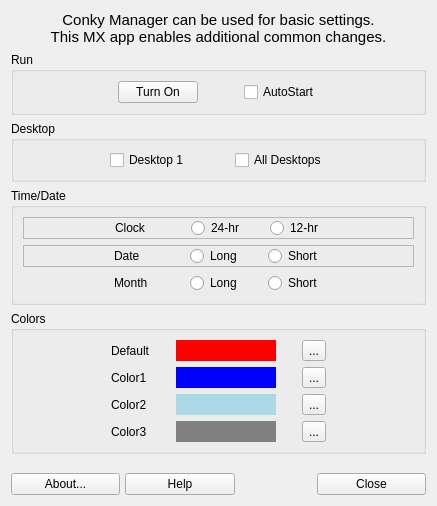
First picture: the form in mainwindow.ui, repository AdrianTM/mx-conky, before the edit.
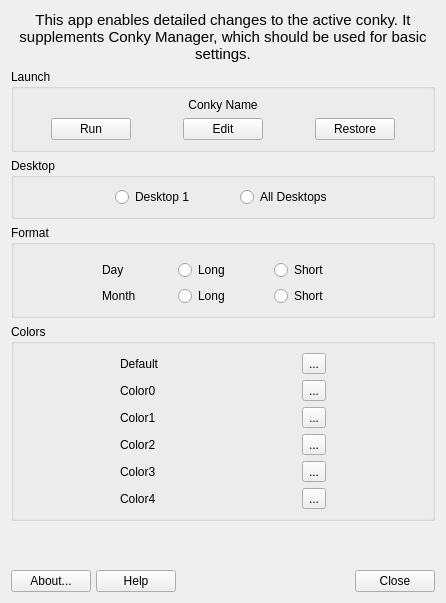
Second picture: the form after the edit. Icons and pictures are not drawn.

The edit to the form file:
```diff
--- a/mainwindow.ui
+++ b/mainwindow.ui
@@ -6,8 +6,8 @@
    <rect>
     <x>0</x>
     <y>0</y>
-    <width>437</width>
-    <height>506</height>
+    <width>446</width>
+    <height>603</height>
    </rect>
   </property>
   <property name="windowTitle">
@@ -17,7 +17,11 @@
    <item>
     <widget class="QLabel" name="label">
      <property name="text">
-      <string>&lt;html&gt;&lt;head/&gt;&lt;body&gt;&lt;p align=&quot;center&quot;&gt;&lt;span style=&quot; font-size:11pt;&quot;&gt;Conky Manager can be used for basic settings. &lt;br/&gt;This MX app enables additional common changes.&lt;/span&gt;&lt;/p&gt;&lt;/body&gt;&lt;/html&gt;</string>
+      <string>&lt;!DOCTYPE HTML PUBLIC &quot;-//W3C//DTD HTML 4.0//EN&quot; &quot;http://www.w3.org/TR/REC-html40/strict.dtd&quot;&gt;
+&lt;html&gt;&lt;head&gt;&lt;meta name=&quot;qrichtext&quot; content=&quot;1&quot; /&gt;&lt;style type=&quot;text/css&quot;&gt;
+p, li { white-space: pre-wrap; }
+&lt;/style&gt;&lt;/head&gt;&lt;body style=&quot; font-family:'Droid Sans'; font-size:10pt; font-weight:400; font-style:normal;&quot;&gt;
+&lt;p align=&quot;center&quot; style=&quot; margin-top:0px; margin-bottom:0px; margin-left:0px; margin-right:0px; -qt-block-indent:0; text-indent:0px;&quot;&gt;&lt;span style=&quot; font-size:11pt;&quot;&gt;This app enables detailed changes to the active conky. It supplements Conky Manager, which should be used for basic settings.&lt;/span&gt;&lt;/p&gt;&lt;/body&gt;&lt;/html&gt;</string>
      </property>
      <property name="textFormat">
       <enum>Qt::RichText</enum>
@@ -33,7 +37,7 @@
    <item>
     <widget class="QGroupBox" name="groupBoxRun">
      <property name="title">
-      <string>Run</string>
+      <string>Launch</string>
      </property>
      <property name="flat">
       <bool>false</bool>
@@ -41,37 +45,27 @@
      <property name="checkable">
       <bool>false</bool>
      </property>
-     <layout class="QHBoxLayout" name="horizontalLayout">
-      <item>
-       <spacer name="horizontalSpacer_18">
-        <property name="orientation">
-         <enum>Qt::Horizontal</enum>
-        </property>
-        <property name="sizeHint" stdset="0">
-         <size>
-          <width>40</width>
-          <height>20</height>
-         </size>
-        </property>
-       </spacer>
-      </item>
-      <item>
-       <widget class="QPushButton" name="pushButtonToggleOn">
+     <layout class="QGridLayout" name="gridLayout_3">
+      <item row="1" column="1">
+       <widget class="QPushButton" name="buttonToggleOn">
         <property name="text">
-         <string>Turn On</string>
+         <string>Run</string>
+        </property>
+        <property name="icon">
+         <iconset theme="start"/>
         </property>
         <property name="autoDefault">
          <bool>false</bool>
         </property>
        </widget>
       </item>
-      <item>
+      <item row="1" column="2">
        <spacer name="horizontalSpacer_10">
         <property name="orientation">
          <enum>Qt::Horizontal</enum>
         </property>
         <property name="sizeType">
-         <enum>QSizePolicy::Minimum</enum>
+         <enum>QSizePolicy::Expanding</enum>
         </property>
         <property name="sizeHint" stdset="0">
          <size>
@@ -81,14 +75,59 @@
         </property>
        </spacer>
       </item>
-      <item>
-       <widget class="QCheckBox" name="checkBoxAutoStart">
+      <item row="1" column="4">
+       <spacer name="horizontalSpacer">
+        <property name="orientation">
+         <enum>Qt::Horizontal</enum>
+        </property>
+        <property name="sizeHint" stdset="0">
+         <size>
+          <width>40</width>
+          <height>20</height>
+         </size>
+        </property>
+       </spacer>
+      </item>
+      <item row="1" column="0">
+       <spacer name="horizontalSpacer_18">
+        <property name="orientation">
+         <enum>Qt::Horizontal</enum>
+        </property>
+        <property name="sizeHint" stdset="0">
+         <size>
+          <width>20</width>
+          <height>20</height>
+         </size>
+        </property>
+       </spacer>
+      </item>
+      <item row="1" column="5">
+       <widget class="QPushButton" name="buttonRestore">
         <property name="text">
-         <string>AutoStart</string>
+         <string>Restore</string>
         </property>
+        <property name="icon">
+         <iconset theme="reload"/>
+        </property>
+        <property name="autoDefault">
+         <bool>false</bool>
+        </property>
        </widget>
       </item>
-      <item>
+      <item row="1" column="3">
+       <widget class="QPushButton" name="buttonEdit">
+        <property name="text">
+         <string>Edit</string>
+        </property>
+        <property name="icon">
+         <iconset theme="edit"/>
+        </property>
+        <property name="autoDefault">
+         <bool>false</bool>
+        </property>
+       </widget>
+      </item>
+      <item row="1" column="6">
        <spacer name="horizontalSpacer_3">
         <property name="orientation">
          <enum>Qt::Horizontal</enum>
@@ -98,12 +137,22 @@
         </property>
         <property name="sizeHint" stdset="0">
          <size>
-          <width>40</width>
+          <width>20</width>
           <height>20</height>
          </size>
         </property>
        </spacer>
       </item>
+      <item row="0" column="1" colspan="5">
+       <widget class="QLabel" name="labelConkyName">
+        <property name="text">
+         <string>Conky Name</string>
+        </property>
+        <property name="alignment">
+         <set>Qt::AlignCenter</set>
+        </property>
+       </widget>
+      </item>
      </layout>
     </widget>
    </item>
@@ -127,7 +176,7 @@
        </spacer>
       </item>
       <item>
-       <widget class="QCheckBox" name="checkBoxDesktop1">
+       <widget class="QRadioButton" name="radioDesktop1">
         <property name="text">
          <string>Desktop 1</string>
         </property>
@@ -150,7 +199,7 @@
        </spacer>
       </item>
       <item>
-       <widget class="QCheckBox" name="checkBoxAllDesktops">
+       <widget class="QRadioButton" name="radioAllDesktops">
         <property name="text">
          <string>All Desktops</string>
         </property>
@@ -178,13 +227,13 @@
    <item>
     <widget class="QGroupBox" name="groupBoxTime">
      <property name="title">
-      <string>Time/Date</string>
+      <string>Format</string>
      </property>
      <layout class="QGridLayout" name="gridLayout">
       <item row="2" column="0" rowspan="3" colspan="6">
        <widget class="QFrame" name="frameDay">
         <property name="frameShape">
-         <enum>QFrame::StyledPanel</enum>
+         <enum>QFrame::NoFrame</enum>
         </property>
         <property name="frameShadow">
          <enum>QFrame::Plain</enum>
@@ -230,7 +279,7 @@
             </size>
            </property>
            <property name="text">
-            <string>Date</string>
+            <string>Day</string>
            </property>
           </widget>
          </item>
@@ -252,6 +301,12 @@
          </item>
          <item>
           <widget class="QRadioButton" name="radioButtonDayLong">
+           <property name="minimumSize">
+            <size>
+             <width>70</width>
+             <height>0</height>
+            </size>
+           </property>
            <property name="text">
             <string>Long</string>
            </property>
@@ -275,6 +330,15 @@
          </item>
          <item>
           <widget class="QRadioButton" name="radioButtonDayShort">
+           <property name="minimumSize">
+            <size>
+             <width>70</width>
+             <height>0</height>
+            </size>
+           </property>
+           <property name="toolTip">
+            <string>Abbreviated name, e.g. Tu</string>
+           </property>
            <property name="text">
             <string>Short</string>
            </property>
@@ -367,6 +431,12 @@
          </item>
          <item>
           <widget class="QRadioButton" name="radioButtonMonthLong">
+           <property name="minimumSize">
+            <size>
+             <width>70</width>
+             <height>0</height>
+            </size>
+           </property>
            <property name="text">
             <string>Long</string>
            </property>
@@ -390,6 +460,15 @@
          </item>
          <item>
           <widget class="QRadioButton" name="radioButtonMonthShort">
+           <property name="minimumSize">
+            <size>
+             <width>70</width>
+             <height>0</height>
+            </size>
+           </property>
+           <property name="toolTip">
+            <string>Abbreviated name, e.g. Oct</string>
+           </property>
            <property name="text">
             <string>Short</string>
            </property>
@@ -421,7 +500,7 @@
       <item row="0" column="0" colspan="6">
        <widget class="QFrame" name="frameClock">
         <property name="frameShape">
-         <enum>QFrame::StyledPanel</enum>
+         <enum>QFrame::NoFrame</enum>
         </property>
         <property name="frameShadow">
          <enum>QFrame::Plain</enum>
@@ -442,94 +521,6 @@
          <property name="bottomMargin">
           <number>0</number>
          </property>
-         <item>
-          <spacer name="horizontalSpacer_20">
-           <property name="orientation">
-            <enum>Qt::Horizontal</enum>
-           </property>
-           <property name="sizeHint" stdset="0">
-            <size>
-             <width>40</width>
-             <height>20</height>
-            </size>
-           </property>
-          </spacer>
-         </item>
-         <item>
-          <widget class="QLabel" name="labelClock">
-           <property name="minimumSize">
-            <size>
-             <width>50</width>
-             <height>0</height>
-            </size>
-           </property>
-           <property name="text">
-            <string>Clock</string>
-           </property>
-          </widget>
-         </item>
-         <item>
-          <spacer name="horizontalSpacer_12">
-           <property name="orientation">
-            <enum>Qt::Horizontal</enum>
-           </property>
-           <property name="sizeType">
-            <enum>QSizePolicy::Minimum</enum>
-           </property>
-           <property name="sizeHint" stdset="0">
-            <size>
-             <width>20</width>
-             <height>20</height>
-            </size>
-           </property>
-          </spacer>
-         </item>
-         <item>
-          <widget class="QRadioButton" name="radioButton24hr">
-           <property name="text">
-            <string>24-hr</string>
-           </property>
-          </widget>
-         </item>
-         <item>
-          <spacer name="horizontalSpacer_15">
-           <property name="orientation">
-            <enum>Qt::Horizontal</enum>
-           </property>
-           <property name="sizeType">
-            <enum>QSizePolicy::Minimum</enum>
-           </property>
-           <property name="sizeHint" stdset="0">
-            <size>
-             <width>20</width>
-             <height>20</height>
-            </size>
-           </property>
-          </spacer>
-         </item>
-         <item>
-          <widget class="QRadioButton" name="radioButton12hr">
-           <property name="text">
-            <string>12-hr</string>
-           </property>
-          </widget>
-         </item>
-         <item>
-          <spacer name="horizontalSpacer">
-           <property name="orientation">
-            <enum>Qt::Horizontal</enum>
-           </property>
-           <property name="sizeType">
-            <enum>QSizePolicy::Expanding</enum>
-           </property>
-           <property name="sizeHint" stdset="0">
-            <size>
-             <width>40</width>
-             <height>20</height>
-            </size>
-           </property>
-          </spacer>
-         </item>
         </layout>
        </widget>
       </item>
@@ -545,194 +536,678 @@
       <string>Colors</string>
      </property>
      <layout class="QGridLayout" name="gridLayout_2">
-      <item row="0" column="2">
-       <spacer name="horizontalSpacer_24">
-        <property name="orientation">
-         <enum>Qt::Horizontal</enum>
+      <item row="0" column="0" colspan="3">
+       <widget class="QFrame" name="frameDefault">
+        <property name="frameShape">
+         <enum>QFrame::NoFrame</enum>
         </property>
-        <property name="sizeType">
-         <enum>QSizePolicy::Minimum</enum>
+        <property name="frameShadow">
+         <enum>QFrame::Plain</enum>
         </property>
-        <property name="sizeHint" stdset="0">
-         <size>
-          <width>20</width>
-          <height>20</height>
-         </size>
-        </property>
-       </spacer>
-      </item>
-      <item row="0" column="1">
-       <widget class="QLabel" name="labelDefaultColor">
-        <property name="text">
-         <string>Default</string>
-        </property>
+        <layout class="QHBoxLayout" name="horizontalLayout_6">
+         <property name="leftMargin">
+          <number>0</number>
+         </property>
+         <property name="topMargin">
+          <number>0</number>
+         </property>
+         <property name="rightMargin">
+          <number>0</number>
+         </property>
+         <property name="bottomMargin">
+          <number>0</number>
+         </property>
+         <item>
+          <spacer name="horizontalSpacer_23">
+           <property name="orientation">
+            <enum>Qt::Horizontal</enum>
+           </property>
+           <property name="sizeHint" stdset="0">
+            <size>
+             <width>40</width>
+             <height>20</height>
+            </size>
+           </property>
+          </spacer>
+         </item>
+         <item>
+          <widget class="QLabel" name="labelDefaultColor">
+           <property name="minimumSize">
+            <size>
+             <width>50</width>
+             <height>0</height>
+            </size>
+           </property>
+           <property name="text">
+            <string>Default</string>
+           </property>
+          </widget>
+         </item>
+         <item>
+          <spacer name="horizontalSpacer_24">
+           <property name="orientation">
+            <enum>Qt::Horizontal</enum>
+           </property>
+           <property name="sizeType">
+            <enum>QSizePolicy::Minimum</enum>
+           </property>
+           <property name="sizeHint" stdset="0">
+            <size>
+             <width>10</width>
+             <height>20</height>
+            </size>
+           </property>
+          </spacer>
+         </item>
+         <item>
+          <widget class="QWidget" name="widgetDefaultColor" native="true">
+           <property name="minimumSize">
+            <size>
+             <width>100</width>
+             <height>0</height>
+            </size>
+           </property>
+          </widget>
+         </item>
+         <item>
+          <spacer name="horizontalSpacer_25">
+           <property name="orientation">
+            <enum>Qt::Horizontal</enum>
+           </property>
+           <property name="sizeType">
+            <enum>QSizePolicy::Minimum</enum>
+           </property>
+           <property name="sizeHint" stdset="0">
+            <size>
+             <width>10</width>
+             <height>20</height>
+            </size>
+           </property>
+          </spacer>
+         </item>
+         <item>
+          <widget class="QToolButton" name="buttonDefaultColor">
+           <property name="text">
+            <string>...</string>
+           </property>
+          </widget>
+         </item>
+         <item>
+          <spacer name="horizontalSpacer_6">
+           <property name="orientation">
+            <enum>Qt::Horizontal</enum>
+           </property>
+           <property name="sizeHint" stdset="0">
+            <size>
+             <width>40</width>
+             <height>20</height>
+            </size>
+           </property>
+          </spacer>
+         </item>
+        </layout>
        </widget>
       </item>
-      <item row="3" column="1">
-       <widget class="QLabel" name="labelColor3">
-        <property name="text">
-         <string>Color3</string>
+      <item row="1" column="0" colspan="3">
+       <widget class="QFrame" name="frame0">
+        <property name="frameShape">
+         <enum>QFrame::NoFrame</enum>
         </property>
-       </widget>
-      </item>
-      <item row="1" column="1">
-       <widget class="QLabel" name="labelColor1">
-        <property name="text">
-         <string>Color1</string>
+        <property name="frameShadow">
+         <enum>QFrame::Plain</enum>
         </property>
+        <layout class="QHBoxLayout" name="horizontalLayout_7">
+         <property name="leftMargin">
+          <number>0</number>
+         </property>
+         <property name="topMargin">
+          <number>0</number>
+         </property>
+         <property name="rightMargin">
+          <number>0</number>
+         </property>
+         <property name="bottomMargin">
+          <number>0</number>
+         </property>
+         <item>
+          <spacer name="horizontalSpacer_7">
+           <property name="orientation">
+            <enum>Qt::Horizontal</enum>
+           </property>
+           <property name="sizeHint" stdset="0">
+            <size>
+             <width>40</width>
+             <height>20</height>
+            </size>
+           </property>
+          </spacer>
+         </item>
+         <item>
+          <widget class="QLabel" name="labelColor0">
+           <property name="minimumSize">
+            <size>
+             <width>50</width>
+             <height>0</height>
+            </size>
+           </property>
+           <property name="text">
+            <string>Color0</string>
+           </property>
+          </widget>
+         </item>
+         <item>
+          <spacer name="horizontalSpacer_8">
+           <property name="orientation">
+            <enum>Qt::Horizontal</enum>
+           </property>
+           <property name="sizeType">
+            <enum>QSizePolicy::Minimum</enum>
+           </property>
+           <property name="sizeHint" stdset="0">
+            <size>
+             <width>10</width>
+             <height>20</height>
+            </size>
+           </property>
+          </spacer>
+         </item>
+         <item>
+          <widget class="QWidget" name="widgetColor0" native="true">
+           <property name="minimumSize">
+            <size>
+             <width>100</width>
+             <height>0</height>
+            </size>
+           </property>
+          </widget>
+         </item>
+         <item>
+          <spacer name="horizontalSpacer_26">
+           <property name="orientation">
+            <enum>Qt::Horizontal</enum>
+           </property>
+           <property name="sizeType">
+            <enum>QSizePolicy::Minimum</enum>
+           </property>
+           <property name="sizeHint" stdset="0">
+            <size>
+             <width>10</width>
+             <height>20</height>
+            </size>
+           </property>
+          </spacer>
+         </item>
+         <item>
+          <widget class="QToolButton" name="buttonColor0">
+           <property name="text">
+            <string>...</string>
+           </property>
+          </widget>
+         </item>
+         <item>
+          <spacer name="horizontalSpacer_9">
+           <property name="orientation">
+            <enum>Qt::Horizontal</enum>
+           </property>
+           <property name="sizeHint" stdset="0">
+            <size>
+             <width>40</width>
+             <height>20</height>
+            </size>
+           </property>
+          </spacer>
+         </item>
+        </layout>
        </widget>
       </item>
-      <item row="2" column="1">
-       <widget class="QLabel" name="labelColor2">
-        <property name="text">
-         <string>Color2</string>
+      <item row="2" column="0" colspan="3">
+       <widget class="QFrame" name="frame1">
+        <property name="frameShape">
+         <enum>QFrame::NoFrame</enum>
         </property>
-       </widget>
-      </item>
-      <item row="0" column="3">
-       <widget class="QWidget" name="widgetDefaultColor" native="true">
-        <property name="minimumSize">
-         <size>
-          <width>100</width>
-          <height>0</height>
-         </size>
+        <property name="frameShadow">
+         <enum>QFrame::Raised</enum>
         </property>
-        <property name="styleSheet">
-         <string notr="true">background-color : red</string>
-        </property>
+        <layout class="QHBoxLayout" name="horizontalLayout_8">
+         <property name="leftMargin">
+          <number>0</number>
+         </property>
+         <property name="topMargin">
+          <number>0</number>
+         </property>
+         <property name="rightMargin">
+          <number>0</number>
+         </property>
+         <property name="bottomMargin">
+          <number>0</number>
+         </property>
+         <item>
+          <spacer name="horizontalSpacer_27">
+           <property name="orientation">
+            <enum>Qt::Horizontal</enum>
+           </property>
+           <property name="sizeHint" stdset="0">
+            <size>
+             <width>40</width>
+             <height>20</height>
+            </size>
+           </property>
+          </spacer>
+         </item>
+         <item>
+          <widget class="QLabel" name="labelColor1">
+           <property name="minimumSize">
+            <size>
+             <width>50</width>
+             <height>0</height>
+            </size>
+           </property>
+           <property name="text">
+            <string>Color1</string>
+           </property>
+          </widget>
+         </item>
+         <item>
+          <spacer name="horizontalSpacer_28">
+           <property name="orientation">
+            <enum>Qt::Horizontal</enum>
+           </property>
+           <property name="sizeType">
+            <enum>QSizePolicy::Minimum</enum>
+           </property>
+           <property name="sizeHint" stdset="0">
+            <size>
+             <width>10</width>
+             <height>20</height>
+            </size>
+           </property>
+          </spacer>
+         </item>
+         <item>
+          <widget class="QWidget" name="widgetColor1" native="true">
+           <property name="minimumSize">
+            <size>
+             <width>100</width>
+             <height>0</height>
+            </size>
+           </property>
+          </widget>
+         </item>
+         <item>
+          <spacer name="horizontalSpacer_29">
+           <property name="orientation">
+            <enum>Qt::Horizontal</enum>
+           </property>
+           <property name="sizeType">
+            <enum>QSizePolicy::Minimum</enum>
+           </property>
+           <property name="sizeHint" stdset="0">
+            <size>
+             <width>10</width>
+             <height>20</height>
+            </size>
+           </property>
+          </spacer>
+         </item>
+         <item>
+          <widget class="QToolButton" name="buttonColor1">
+           <property name="text">
+            <string>...</string>
+           </property>
+          </widget>
+         </item>
+         <item>
+          <spacer name="horizontalSpacer_30">
+           <property name="orientation">
+            <enum>Qt::Horizontal</enum>
+           </property>
+           <property name="sizeHint" stdset="0">
+            <size>
+             <width>40</width>
+             <height>20</height>
+            </size>
+           </property>
+          </spacer>
+         </item>
+        </layout>
        </widget>
       </item>
-      <item row="1" column="3">
-       <widget class="QWidget" name="widgetColor1" native="true">
-        <property name="styleSheet">
-         <string notr="true">background-color : blue
-</string>
+      <item row="3" column="0" colspan="3">
+       <widget class="QFrame" name="frame2">
+        <property name="frameShape">
+         <enum>QFrame::NoFrame</enum>
         </property>
-       </widget>
-      </item>
-      <item row="2" column="5">
-       <widget class="QToolButton" name="buttonColor2">
-        <property name="text">
-         <string>...</string>
+        <property name="frameShadow">
+         <enum>QFrame::Raised</enum>
         </property>
+        <layout class="QHBoxLayout" name="horizontalLayout_9">
+         <property name="leftMargin">
+          <number>0</number>
+         </property>
+         <property name="topMargin">
+          <number>0</number>
+         </property>
+         <property name="rightMargin">
+          <number>0</number>
+         </property>
+         <property name="bottomMargin">
+          <number>0</number>
+         </property>
+         <item>
+          <spacer name="horizontalSpacer_31">
+           <property name="orientation">
+            <enum>Qt::Horizontal</enum>
+           </property>
+           <property name="sizeHint" stdset="0">
+            <size>
+             <width>40</width>
+             <height>20</height>
+            </size>
+           </property>
+          </spacer>
+         </item>
+         <item>
+          <widget class="QLabel" name="labelColor2">
+           <property name="minimumSize">
+            <size>
+             <width>50</width>
+             <height>0</height>
+            </size>
+           </property>
+           <property name="text">
+            <string>Color2</string>
+           </property>
+          </widget>
+         </item>
+         <item>
+          <spacer name="horizontalSpacer_35">
+           <property name="orientation">
+            <enum>Qt::Horizontal</enum>
+           </property>
+           <property name="sizeType">
+            <enum>QSizePolicy::Minimum</enum>
+           </property>
+           <property name="sizeHint" stdset="0">
+            <size>
+             <width>10</width>
+             <height>20</height>
+            </size>
+           </property>
+          </spacer>
+         </item>
+         <item>
+          <widget class="QWidget" name="widgetColor2" native="true">
+           <property name="minimumSize">
+            <size>
+             <width>100</width>
+             <height>0</height>
+            </size>
+           </property>
+          </widget>
+         </item>
+         <item>
+          <spacer name="horizontalSpacer_36">
+           <property name="orientation">
+            <enum>Qt::Horizontal</enum>
+           </property>
+           <property name="sizeType">
+            <enum>QSizePolicy::Minimum</enum>
+           </property>
+           <property name="sizeHint" stdset="0">
+            <size>
+             <width>10</width>
+             <height>20</height>
+            </size>
+           </property>
+          </spacer>
+         </item>
+         <item>
+          <widget class="QToolButton" name="buttonColor2">
+           <property name="text">
+            <string>...</string>
+           </property>
+          </widget>
+         </item>
+         <item>
+          <spacer name="horizontalSpacer_34">
+           <property name="orientation">
+            <enum>Qt::Horizontal</enum>
+           </property>
+           <property name="sizeHint" stdset="0">
+            <size>
+             <width>40</width>
+             <height>20</height>
+            </size>
+           </property>
+          </spacer>
+         </item>
+        </layout>
        </widget>
       </item>
-      <item row="2" column="3">
-       <widget class="QWidget" name="widgetColor2" native="true">
-        <property name="styleSheet">
-         <string notr="true">background-color : lightblue</string>
+      <item row="4" column="0" colspan="3">
+       <widget class="QFrame" name="frame3">
+        <property name="frameShape">
+         <enum>QFrame::NoFrame</enum>
         </property>
-       </widget>
-      </item>
-      <item row="1" column="5">
-       <widget class="QToolButton" name="buttonColor1">
-        <property name="text">
-         <string>...</string>
+        <property name="frameShadow">
+         <enum>QFrame::Raised</enum>
         </property>
+        <layout class="QHBoxLayout" name="horizontalLayout_10">
+         <property name="leftMargin">
+          <number>0</number>
+         </property>
+         <property name="topMargin">
+          <number>0</number>
+         </property>
+         <property name="rightMargin">
+          <number>0</number>
+         </property>
+         <property name="bottomMargin">
+          <number>0</number>
+         </property>
+         <item>
+          <spacer name="horizontalSpacer_32">
+           <property name="orientation">
+            <enum>Qt::Horizontal</enum>
+           </property>
+           <property name="sizeHint" stdset="0">
+            <size>
+             <width>40</width>
+             <height>20</height>
+            </size>
+           </property>
+          </spacer>
+         </item>
+         <item>
+          <widget class="QLabel" name="labelColor3">
+           <property name="minimumSize">
+            <size>
+             <width>50</width>
+             <height>0</height>
+            </size>
+           </property>
+           <property name="text">
+            <string>Color3</string>
+           </property>
+          </widget>
+         </item>
+         <item>
+          <spacer name="horizontalSpacer_37">
+           <property name="orientation">
+            <enum>Qt::Horizontal</enum>
+           </property>
+           <property name="sizeType">
+            <enum>QSizePolicy::Minimum</enum>
+           </property>
+           <property name="sizeHint" stdset="0">
+            <size>
+             <width>10</width>
+             <height>20</height>
+            </size>
+           </property>
+          </spacer>
+         </item>
+         <item>
+          <widget class="QWidget" name="widgetColor3" native="true">
+           <property name="minimumSize">
+            <size>
+             <width>100</width>
+             <height>0</height>
+            </size>
+           </property>
+          </widget>
+         </item>
+         <item>
+          <spacer name="horizontalSpacer_39">
+           <property name="orientation">
+            <enum>Qt::Horizontal</enum>
+           </property>
+           <property name="sizeType">
+            <enum>QSizePolicy::Minimum</enum>
+           </property>
+           <property name="sizeHint" stdset="0">
+            <size>
+             <width>10</width>
+             <height>20</height>
+            </size>
+           </property>
+          </spacer>
+         </item>
+         <item>
+          <widget class="QToolButton" name="buttonColor3">
+           <property name="text">
+            <string>...</string>
+           </property>
+          </widget>
+         </item>
+         <item>
+          <spacer name="horizontalSpacer_41">
+           <property name="orientation">
+            <enum>Qt::Horizontal</enum>
+           </property>
+           <property name="sizeHint" stdset="0">
+            <size>
+             <width>40</width>
+             <height>20</height>
+            </size>
+           </property>
+          </spacer>
+         </item>
+        </layout>
        </widget>
       </item>
-      <item row="3" column="3">
-       <widget class="QWidget" name="widgetColor3" native="true">
-        <property name="styleSheet">
-         <string notr="true">background-color : gray</string>
+      <item row="5" column="0" colspan="3">
+       <widget class="QFrame" name="frame4">
+        <property name="frameShape">
+         <enum>QFrame::NoFrame</enum>
         </property>
-       </widget>
-      </item>
-      <item row="0" column="7">
-       <spacer name="horizontalSpacer_6">
-        <property name="orientation">
-         <enum>Qt::Horizontal</enum>
+        <property name="frameShadow">
+         <enum>QFrame::Raised</enum>
         </property>
-        <property name="sizeHint" stdset="0">
-         <size>
-          <width>40</width>
-          <height>20</height>
-         </size>
-        </property>
-       </spacer>
-      </item>
-      <item row="0" column="5">
-       <widget class="QToolButton" name="buttonDefaultColor">
-        <property name="text">
-         <string>...</string>
-        </property>
+        <layout class="QHBoxLayout" name="horizontalLayout_11">
+         <property name="leftMargin">
+          <number>0</number>
+         </property>
+         <property name="topMargin">
+          <number>0</number>
+         </property>
+         <property name="rightMargin">
+          <number>0</number>
+         </property>
+         <property name="bottomMargin">
+          <number>0</number>
+         </property>
+         <item>
+          <spacer name="horizontalSpacer_33">
+           <property name="orientation">
+            <enum>Qt::Horizontal</enum>
+           </property>
+           <property name="sizeHint" stdset="0">
+            <size>
+             <width>40</width>
+             <height>20</height>
+            </size>
+           </property>
+          </spacer>
+         </item>
+         <item>
+          <widget class="QLabel" name="labelColor4">
+           <property name="minimumSize">
+            <size>
+             <width>50</width>
+             <height>0</height>
+            </size>
+           </property>
+           <property name="text">
+            <string>Color4</string>
+           </property>
+          </widget>
+         </item>
+         <item>
+          <spacer name="horizontalSpacer_38">
+           <property name="orientation">
+            <enum>Qt::Horizontal</enum>
+           </property>
+           <property name="sizeType">
+            <enum>QSizePolicy::Minimum</enum>
+           </property>
+           <property name="sizeHint" stdset="0">
+            <size>
+             <width>10</width>
+             <height>20</height>
+            </size>
+           </property>
+          </spacer>
+         </item>
+         <item>
+          <widget class="QWidget" name="widgetColor4" native="true">
+           <property name="minimumSize">
+            <size>
+             <width>100</width>
+             <height>0</height>
+            </size>
+           </property>
+          </widget>
+         </item>
+         <item>
+          <spacer name="horizontalSpacer_40">
+           <property name="orientation">
+            <enum>Qt::Horizontal</enum>
+           </property>
+           <property name="sizeType">
+            <enum>QSizePolicy::Minimum</enum>
+           </property>
+           <property name="sizeHint" stdset="0">
+            <size>
+             <width>10</width>
+             <height>20</height>
+            </size>
+           </property>
+          </spacer>
+         </item>
+         <item>
+          <widget class="QToolButton" name="buttonColor4">
+           <property name="text">
+            <string>...</string>
+           </property>
+          </widget>
+         </item>
+         <item>
+          <spacer name="horizontalSpacer_42">
+           <property name="orientation">
+            <enum>Qt::Horizontal</enum>
+           </property>
+           <property name="sizeHint" stdset="0">
+            <size>
+             <width>40</width>
+             <height>20</height>
+            </size>
+           </property>
+          </spacer>
+         </item>
+        </layout>
        </widget>
       </item>
-      <item row="3" column="5">
-       <widget class="QToolButton" name="buttonColor3">
-        <property name="text">
-         <string>...</string>
-        </property>
-       </widget>
-      </item>
-      <item row="1" column="7">
-       <spacer name="horizontalSpacer_7">
-        <property name="orientation">
-         <enum>Qt::Horizontal</enum>
-        </property>
-        <property name="sizeHint" stdset="0">
-         <size>
-          <width>40</width>
-          <height>20</height>
-         </size>
-        </property>
-       </spacer>
-      </item>
-      <item row="2" column="7">
-       <spacer name="horizontalSpacer_8">
-        <property name="orientation">
-         <enum>Qt::Horizontal</enum>
-        </property>
-        <property name="sizeHint" stdset="0">
-         <size>
-          <width>40</width>
-          <height>20</height>
-         </size>
-        </property>
-       </spacer>
-      </item>
-      <item row="0" column="0">
-       <spacer name="horizontalSpacer_23">
-        <property name="orientation">
-         <enum>Qt::Horizontal</enum>
-        </property>
-        <property name="sizeHint" stdset="0">
-         <size>
-          <width>40</width>
-          <height>20</height>
-         </size>
-        </property>
-       </spacer>
-      </item>
-      <item row="3" column="7">
-       <spacer name="horizontalSpacer_9">
-        <property name="orientation">
-         <enum>Qt::Horizontal</enum>
-        </property>
-        <property name="sizeHint" stdset="0">
-         <size>
-          <width>40</width>
-          <height>20</height>
-         </size>
-        </property>
-       </spacer>
-      </item>
-      <item row="0" column="4">
-       <spacer name="horizontalSpacer_25">
-        <property name="orientation">
-         <enum>Qt::Horizontal</enum>
-        </property>
-        <property name="sizeType">
-         <enum>QSizePolicy::Minimum</enum>
-        </property>
-        <property name="sizeHint" stdset="0">
-         <size>
-          <width>20</width>
-          <height>20</height>
-         </size>
-        </property>
-       </spacer>
-      </item>
      </layout>
     </widget>
    </item>
@@ -829,7 +1304,7 @@
         <enum>Qt::Horizontal</enum>
        </property>
        <property name="sizeType">
-        <enum>QSizePolicy::Minimum</enum>
+        <enum>QSizePolicy::Expanding</enum>
        </property>
        <property name="sizeHint" stdset="0">
         <size>
@@ -845,7 +1320,7 @@
         <enum>Qt::Horizontal</enum>
        </property>
        <property name="sizeType">
-        <enum>QSizePolicy::Minimum</enum>
+        <enum>QSizePolicy::Expanding</enum>
        </property>
        <property name="sizeHint" stdset="0">
         <size>
```
Left out of the diff: 16 changed lines with no effect on the pictures.
